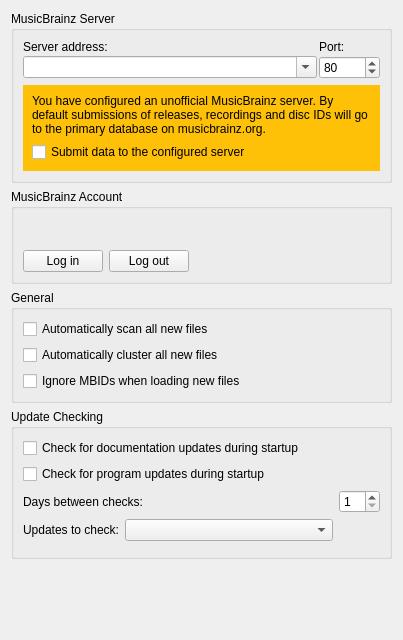
First picture: the form in ui/options_general.ui, repository metabrainz/picard, before the edit.
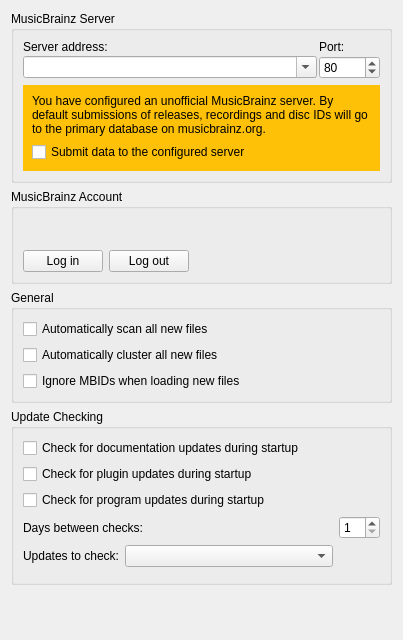
Second picture: the form after the edit.

Commit message:
Add option setting and background plugin update checking:
- Reuse existing but unused `check_for_plugin_updates` setting
- Delay 10 seconds after startup before starting update checking

```diff
--- a/ui/options_general.ui
+++ b/ui/options_general.ui
@@ -248,6 +248,13 @@
            </property>
           </widget>
          </item>
+         <item>
+          <widget class="QCheckBox" name="check_plugin_updates">
+           <property name="text">
+            <string>Check for plugin updates during startup</string>
+           </property>
+          </widget>
+         </item>
          <item>
           <widget class="QCheckBox" name="check_for_updates">
            <property name="text">
```
Left out of the diff: 17 changed lines with no effect on the pictures. The commit also changes 4 other files.
